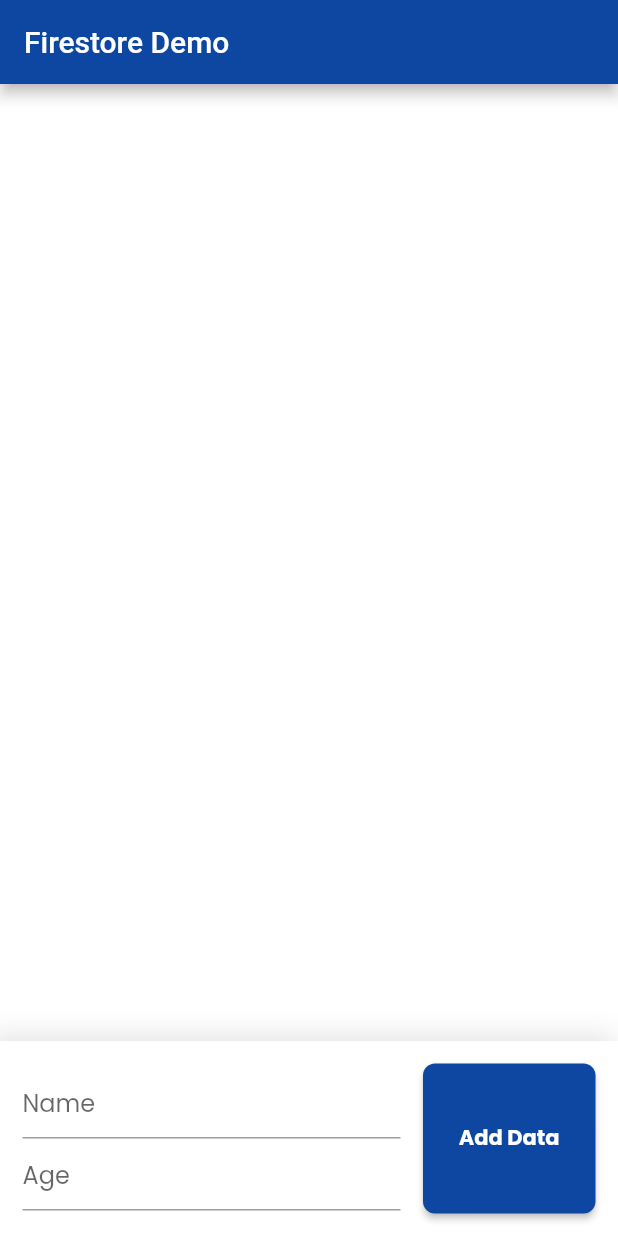
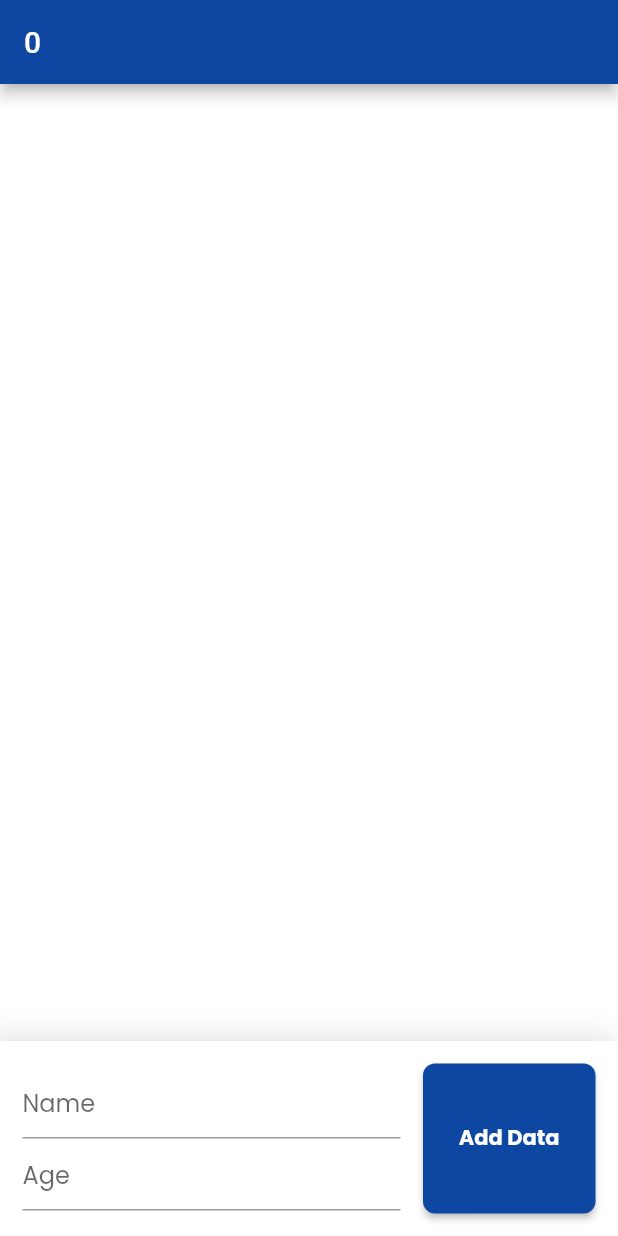
Before and after one commit to lulungsatrioprayuda/crud_firebase_demo, a Flutter app: the MainPage screen opened directly, on a phone screen of 412 x 824 dp. Run offline on Flutter 3.47's test engine with Material 2 defaults, Android fonts, the light colour scheme and no system bars; our stand-ins replace cloud_firestore, firebase_core, google_fonts; accounts and stored records are empty.

Commit message:
Update main_page.dart
update age and delete done

```diff
--- a/lib/main_page.dart
+++ b/lib/main_page.dart
@@ -15,16 +15,16 @@
     return Scaffold(
         appBar: AppBar(
           backgroundColor: Colors.blue[900],
-          title: Text('Firestore Demo'),
-          // title: StreamBuilder<DocumentSnapshot>(
-          // stream: users.doc('Ay54ALQUfACuYAV16ql8').snapshots(),
-          // builder: (context, snapshot) {
-          //   if (snapshot.hasData) {
-          //     return Text(snapshot.data.data()['age'].toString());
-          //   } else {
-          //     return Text('Flutter');
-          //   }
-          // }),
+          // title: Text('Firestore Demo'),
+          title: StreamBuilder<DocumentSnapshot>(
+              stream: users.doc('4uNcTH3i5ihytSfoCoTQ').snapshots(),
+              builder: (context, snapshot) {
+                if (snapshot.hasData) {
+                  return Text(snapshot.data.data()['age'].toString());
+                } else {
+                  return Text('Loading');
+                }
+              }),
         ),
         backgroundColor: Colors.white,
         body: Stack(
@@ -54,8 +54,18 @@
                       if (snapshot.hasData) {
                         return Column(
                           children: snapshot.data.docs
-                              .map((e) =>
-                                  ItemCard(e.data()['name'], e.data()['age']))
+                              .map((e) => ItemCard(
+                                    e.data()['name'],
+                                    e.data()['age'],
+                                    onUpdate: () {
+                                      users
+                                          .doc(e.id)
+                                          .update({'age': e.data()['age'] + 1});
+                                    },
+                                    onDelete: () {
+                                      users.doc(e.id).delete();
+                                    },
+                                  ))
                               .toList(),
                         );
                       } else {
```
